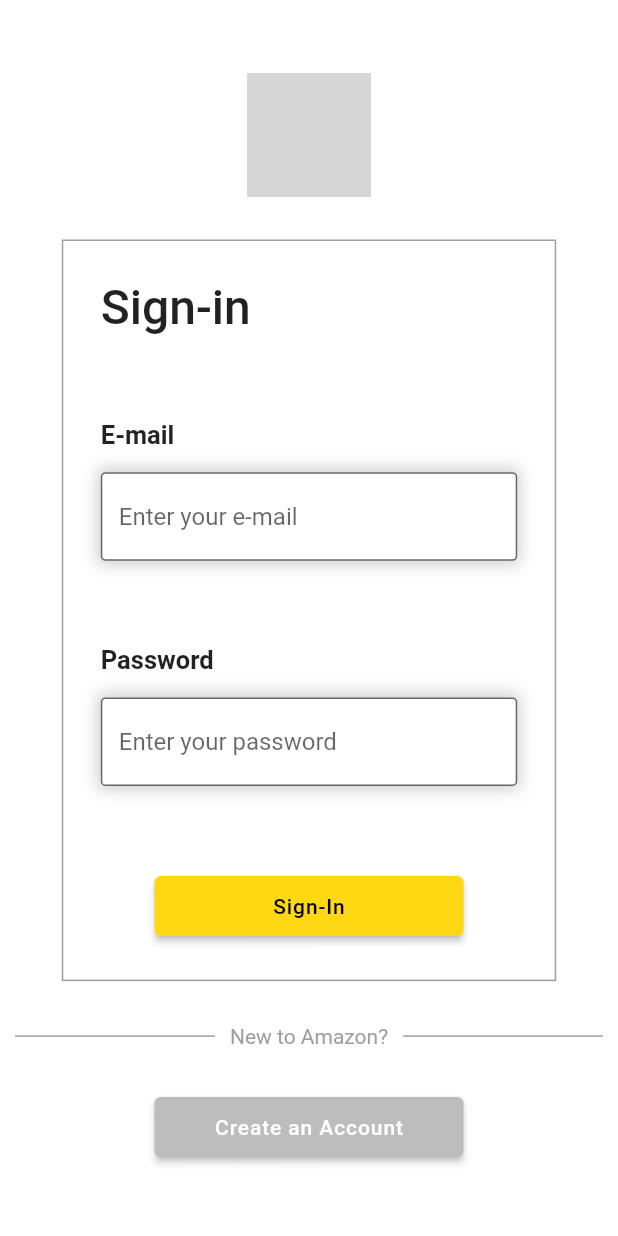
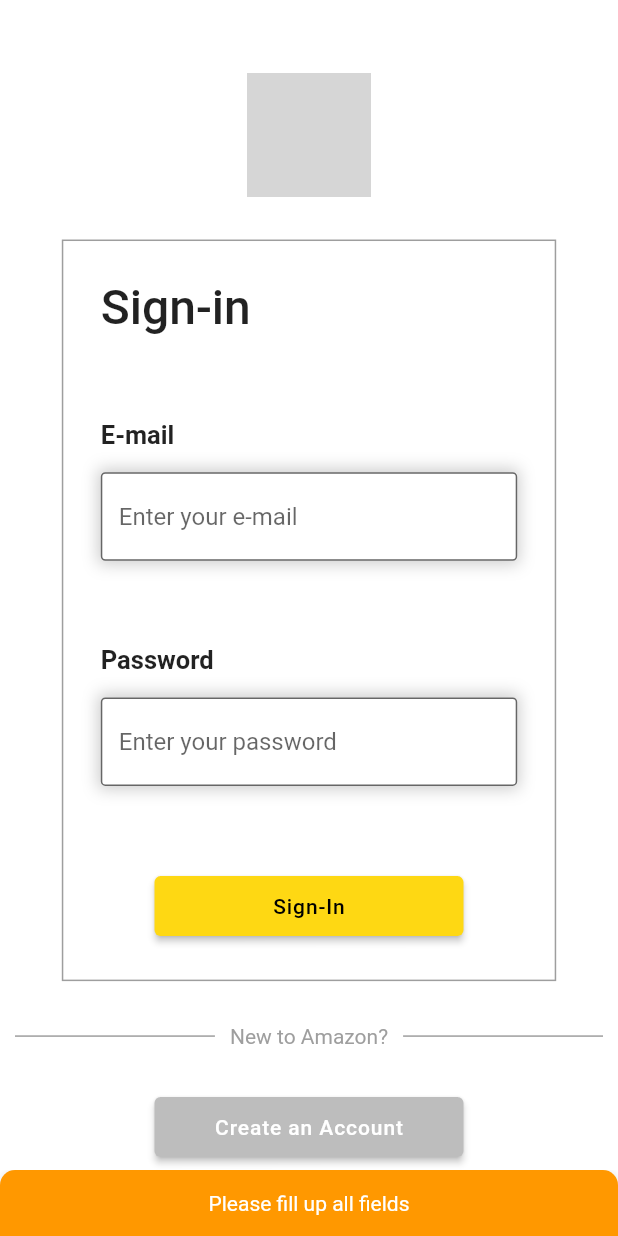
Before and after one commit to aalperen-dev/amazon_clone_app, a Flutter app: the screen it shows after launch, after a tap on "Sign-In", on a phone screen of 412 x 824 dp. Run offline on Flutter 3.47's test engine with Material 2 defaults, Android fonts, the phone set to English and light mode, and no system bars; our stand-ins replace cloud_firestore, firebase_auth, firebase_core; accounts and stored records are empty; network calls fail; grey boxes are pictures that could not be loaded.

Commit message:
day three

```diff
--- a/lib/main.dart
+++ b/lib/main.dart
@@ -1,5 +1,6 @@
 import 'package:amazon_clone_app/screens/sign_in_screen.dart';
 import 'package:amazon_clone_app/utils/color_themes.dart';
+import 'package:firebase_auth/firebase_auth.dart';
 import 'package:firebase_core/firebase_core.dart';
 import 'package:flutter/foundation.dart';
 import 'package:flutter/material.dart';
@@ -17,7 +18,7 @@ void main() async {
           appId: "1:1090340919443:web:3fcbe60ce682bc2cd7d566"),
     );
   } else {
-    Firebase.initializeApp();
+    await Firebase.initializeApp();
   }
   runApp(const AmazonClone());
 }
@@ -33,7 +34,29 @@ class AmazonClone extends StatelessWidget {
       theme: ThemeData.light().copyWith(
         scaffoldBackgroundColor: backgroundColor,
       ),
-      home: const SignInScreen(),
+      home: StreamBuilder(
+        stream: FirebaseAuth.instance.authStateChanges(),
+        builder: (context, AsyncSnapshot<User?> user) {
+          if (user.connectionState == ConnectionState.waiting) {
+            return const Center(
+              child: CircularProgressIndicator(
+                color: Colors.orange,
+              ),
+            );
+          } else if (user.hasData) {
+            return ElevatedButton(
+              onPressed: () {
+                FirebaseAuth.instance.signOut();
+              },
+              child: Text(
+                "sign out",
+              ),
+            );
+          } else {
+            return const SignInScreen();
+          }
+        },
+      ),
     );
   }
 }
--- /dev/null
+++ b/lib/models/user_details_model.dart
@@ -0,0 +1,13 @@
+class UserDetailsModel {
+  final String name;
+  final String address;
+  UserDetailsModel({
+    required this.name,
+    required this.address,
+  });
+
+  Map<String, dynamic> getJson() => {
+        'name': name,
+        'address': address,
+      };
+}
--- /dev/null
+++ b/lib/resources/authentication_methods.dart
@@ -0,0 +1,67 @@
+import 'package:amazon_clone_app/models/user_details_model.dart';
+import 'package:amazon_clone_app/resources/clouddirestore_methods.dart';
+import 'package:cloud_firestore/cloud_firestore.dart';
+import 'package:firebase_auth/firebase_auth.dart';
+
+class AuthMethods {
+  // firebase instance
+  FirebaseAuth firebaseAuth = FirebaseAuth.instance;
+  //
+  CloudFiresotreClass cloudFiresotreClass = CloudFiresotreClass();
+  // kayıt methodu
+  Future<String> signUpUser({
+    required String name,
+    required String address,
+    required String email,
+    required String password,
+  }) async {
+    // gelen datalardaki boşluklardan kurtulduk
+    name.trim();
+    address.trim();
+    email.trim();
+    password.trim();
+
+    String output = "Something went wrong";
+
+    if (name != "" && address != "" && email != "" && password != "") {
+      try {
+        await firebaseAuth.createUserWithEmailAndPassword(
+            email: email, password: password);
+        // model'den kullanıcı oluşturduk
+        UserDetailsModel user = UserDetailsModel(name: name, address: address);
+        await cloudFiresotreClass.uploadNameAndAddressToDatabase(user: user);
+        output = 'success';
+      } on FirebaseAuthException catch (e) {
+        output = e.message.toString();
+      }
+    } else {
+      output = "Please fill up all fields";
+    }
+    return output;
+  }
+
+  // giriş methodu
+  Future<String> signInUser({
+    required String email,
+    required String password,
+  }) async {
+    // gelen datalardaki boşluklardan kurtulduk
+    email.trim();
+    password.trim();
+
+    String output = "Something went wrong";
+
+    if (email != "" && password != "") {
+      try {
+        await firebaseAuth.signInWithEmailAndPassword(
+            email: email, password: password);
+        output = 'success';
+      } on FirebaseAuthException catch (e) {
+        output = e.message.toString();
+      }
+    } else {
+      output = "Please fill up all fields";
+    }
+    return output;
+  }
+}
--- /dev/null
+++ b/lib/resources/clouddirestore_methods.dart
@@ -0,0 +1,17 @@
+import 'package:amazon_clone_app/models/user_details_model.dart';
+import 'package:cloud_firestore/cloud_firestore.dart';
+import 'package:firebase_auth/firebase_auth.dart';
+
+class CloudFiresotreClass {
+  FirebaseFirestore firebaseFirestore = FirebaseFirestore.instance;
+  FirebaseAuth firebaseAuth = FirebaseAuth.instance;
+
+  Future uploadNameAndAddressToDatabase({
+    required UserDetailsModel user,
+  }) async {
+    await firebaseFirestore
+        .collection('users')
+        .doc(firebaseAuth.currentUser!.uid)
+        .set(user.getJson());
+  }
+}
--- a/lib/screens/sign_in_screen.dart
+++ b/lib/screens/sign_in_screen.dart
@@ -1,3 +1,4 @@
+import 'package:amazon_clone_app/resources/authentication_methods.dart';
 import 'package:amazon_clone_app/screens/sign_up_screen.dart';
 import 'package:amazon_clone_app/utils/color_themes.dart';
 import 'package:amazon_clone_app/utils/constans.dart';
@@ -16,6 +17,8 @@ class SignInScreen extends StatefulWidget {
 class _SignInScreenState extends State<SignInScreen> {
   TextEditingController emailController = TextEditingController();
   TextEditingController passwordController = TextEditingController();
+  bool isLoading = false;
+
   @override
   void dispose() {
     super.dispose();
@@ -84,8 +87,28 @@ class _SignInScreenState extends State<SignInScreen> {
                           alignment: Alignment.center,
                           child: CustomMainButton(
                             color: yellowColor,
-                            isLoading: false,
-                            onPressed: () {},
+                            isLoading: isLoading,
+                            onPressed: () async {
+                              setState(() {
+                                isLoading = true;
+                              });
+                              String output = await AuthMethods().signInUser(
+                                  email: emailController.text,
+                                  password: passwordController.text);
+                              setState(() {
+                                isLoading = false;
+                              });
+                              if (output == 'success') {
+                                // giriş yapılacak
+                                AuthMethods().signInUser(
+                                    email: emailController.text,
+                                    password: passwordController.text);
+                              } else {
+                                // hata
+                                Utils().showSnakBar(
+                                    context: context, content: output);
+                              }
+                            },
                             child: const Text(
                               'Sign-In',
                               style: TextStyle(
@@ -127,11 +150,14 @@ class _SignInScreenState extends State<SignInScreen> {
                     color: Colors.grey[400]!,
                     isLoading: false,
                     onPressed: () {
-                      Navigator.push(context, MaterialPageRoute(
-                        builder: (context) {
-                          return const SignupScreen();
-                        },
-                      ));
+                      Navigator.pushReplacement(
+                        context,
+                        MaterialPageRoute(
+                          builder: (context) {
+                            return const SignupScreen();
+                          },
+                        ),
+                      );
                     },
                     child: const Text(
                       'Create an Account',
--- a/lib/utils/utils.dart
+++ b/lib/utils/utils.dart
@@ -6,4 +6,27 @@ class Utils {
             WidgetsBinding.instance.platformDispatcher.views.single)
         .size;
   }
+
+  showSnakBar({
+    required BuildContext context,
+    required String content,
+  }) {
+    ScaffoldMessenger.of(context).showSnackBar(
+      SnackBar(
+        backgroundColor: Colors.orange,
+        shape: const RoundedRectangleBorder(
+          borderRadius: BorderRadius.only(
+            topLeft: Radius.circular(10),
+            topRight: Radius.circular(10),
+          ),
+        ),
+        content: Row(
+          mainAxisAlignment: MainAxisAlignment.center,
+          children: [
+            Text(content),
+          ],
+        ),
+      ),
+    );
+  }
 }
--- a/lib/widgets/text_field_widget.dart
+++ b/lib/widgets/text_field_widget.dart
@@ -76,6 +76,7 @@ class _TextFieldWidgetState extends State<TextFieldWidget> {
           child: TextField(
             focusNode: focusNode,
             obscureText: widget.obscureText,
+            controller: widget.controller,
             maxLines: 1,
             decoration: InputDecoration(
               filled: true,
--- a/log.txt
+++ b/log.txt
@@ -1,3 +1,5 @@
 video dk 43
 
 video dk 1.13
+
+video dk 2.11
--- a/pubspec.yaml
+++ b/pubspec.yaml
@@ -28,9 +28,9 @@ environment:
 # the latest version available on pub.dev. To see which dependencies have newer
 # versions available, run `flutter pub outdated`.
 dependencies:
-  cloud_firestore: ^4.8.5
+  cloud_firestore: ^4.9.0
   cupertino_icons: ^1.0.5
-  firebase_auth: ^4.7.3
+  firebase_auth: ^4.8.0
   firebase_core: ^2.15.1
   firebase_storage: ^11.2.6
   flutter:
```
Also changed, not shown: lib/screens/sign_up_screen.dart (+45 -4 lines), pubspec.lock.
